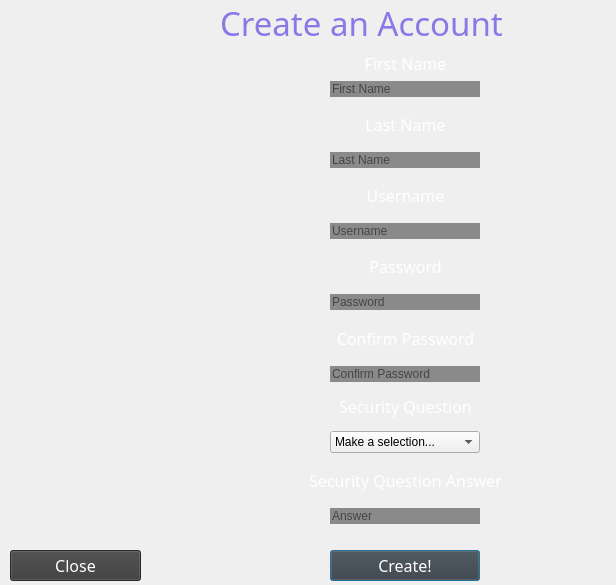
First picture: the form in newuserwindow.ui, repository Nicholas-LeBoeuf/RemoteWorkouts, before the edit.
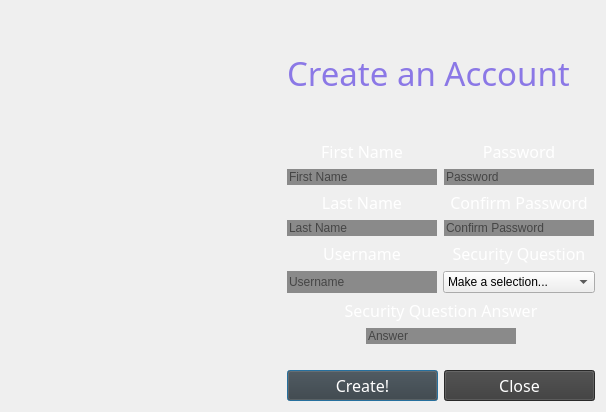
Second picture: the form after the edit. Icons and pictures are not drawn.

Commit message: new user window ui finished. Also added when you open the new user window, it closes the login window

```diff
--- a/newuserwindow.ui
+++ b/newuserwindow.ui
@@ -6,8 +6,8 @@
    <rect>
     <x>0</x>
     <y>0</y>
-    <width>616</width>
-    <height>585</height>
+    <width>606</width>
+    <height>412</height>
    </rect>
   </property>
   <property name="windowTitle">
@@ -21,15 +21,9 @@
    <string notr="true">QDialog {border-image: url(:/images/background.jpg)}
 QLabel { background: transparent; }</string>
   </property>
+  <layout class="QHBoxLayout" name="horizontalLayout_2">
+   <item alignment="Qt::AlignHCenter">
   <widget class="QLabel" name="logo">
-   <property name="geometry">
-    <rect>
-     <x>10</x>
-     <y>160</y>
-     <width>201</width>
-     <height>221</height>
-    </rect>
-   </property>
    <property name="styleSheet">
     <string notr="true"/>
    </property>
@@ -40,18 +34,7 @@
     <pixmap resource="resources.qrc">:/images/RWLogo.png</pixmap>
    </property>
   </widget>
-  <widget class="QWidget" name="layoutWidget">
-   <property name="geometry">
-    <rect>
-     <x>220</x>
-     <y>0</y>
-     <width>371</width>
-     <height>581</height>
-    </rect>
-   </property>
-   <layout class="QVBoxLayout" name="verticalLayout_9">
-    <item>
-     <layout class="QVBoxLayout" name="verticalLayout_8">
+   </item>
       <item>
        <layout class="QVBoxLayout" name="verticalLayout">
         <item>
@@ -79,159 +62,8 @@
          </widget>
         </item>
         <item>
-         <widget class="QLabel" name="FName">
-          <property name="sizePolicy">
-           <sizepolicy hsizetype="Preferred" vsizetype="Preferred">
-            <horstretch>0</horstretch>
-            <verstretch>0</verstretch>
-           </sizepolicy>
-          </property>
-          <property name="font">
-           <font>
-            <family>Eras Demi ITC</family>
-            <pointsize>12</pointsize>
-           </font>
-          </property>
-          <property name="styleSheet">
-           <string notr="true">QLabel {color:white;}</string>
-          </property>
-          <property name="text">
-           <string>First Name</string>
-          </property>
-          <property name="alignment">
-           <set>Qt::AlignCenter</set>
-          </property>
-         </widget>
-        </item>
-        <item alignment="Qt::AlignHCenter">
-         <widget class="QLineEdit" name="firstname">
-          <property name="sizePolicy">
-           <sizepolicy hsizetype="Expanding" vsizetype="Fixed">
-            <horstretch>0</horstretch>
-            <verstretch>0</verstretch>
-           </sizepolicy>
-          </property>
-          <property name="minimumSize">
-           <size>
-            <width>150</width>
-            <height>0</height>
-           </size>
-          </property>
-          <property name="styleSheet">
-           <string notr="true">QLineEdit{color:black; background-color:rgb(138, 138, 138); border:rgb(138, 138, 138);}
-</string>
-          </property>
-          <property name="text">
-           <string/>
-          </property>
-          <property name="alignment">
-           <set>Qt::AlignLeading|Qt::AlignLeft|Qt::AlignVCenter</set>
-          </property>
-          <property name="placeholderText">
-           <string>First Name</string>
-          </property>
-          <property name="clearButtonEnabled">
-           <bool>true</bool>
-          </property>
-         </widget>
-        </item>
-       </layout>
-      </item>
-      <item>
-       <layout class="QVBoxLayout" name="verticalLayout_2">
-        <item>
-         <widget class="QLabel" name="LName">
-          <property name="font">
-           <font>
-            <family>Eras Demi ITC</family>
-            <pointsize>12</pointsize>
-           </font>
-          </property>
-          <property name="styleSheet">
-           <string notr="true">QLabel {color:white;}</string>
-          </property>
-          <property name="text">
-           <string>Last Name</string>
-          </property>
-          <property name="alignment">
-           <set>Qt::AlignCenter</set>
-          </property>
-         </widget>
-        </item>
-        <item alignment="Qt::AlignHCenter">
-         <widget class="QLineEdit" name="lastname">
-          <property name="minimumSize">
-           <size>
-            <width>150</width>
-            <height>0</height>
-           </size>
-          </property>
-          <property name="styleSheet">
-           <string notr="true">QLineEdit{color:black; background-color:rgb(138, 138, 138); border:rgb(138, 138, 138);}
-</string>
-          </property>
-          <property name="text">
-           <string/>
-          </property>
-          <property name="placeholderText">
-           <string>Last Name</string>
-          </property>
-          <property name="clearButtonEnabled">
-           <bool>true</bool>
-          </property>
-         </widget>
-        </item>
-       </layout>
-      </item>
-      <item>
-       <layout class="QVBoxLayout" name="verticalLayout_3">
-        <item>
-         <widget class="QLabel" name="UName">
-          <property name="font">
-           <font>
-            <family>Eras Demi ITC</family>
-            <pointsize>12</pointsize>
-           </font>
-          </property>
-          <property name="styleSheet">
-           <string notr="true">QLabel {color:white;}</string>
-          </property>
-          <property name="text">
-           <string>Username</string>
-          </property>
-          <property name="alignment">
-           <set>Qt::AlignCenter</set>
-          </property>
-         </widget>
-        </item>
-        <item alignment="Qt::AlignHCenter">
-         <widget class="QLineEdit" name="username">
-          <property name="minimumSize">
-           <size>
-            <width>150</width>
-            <height>0</height>
-           </size>
-          </property>
-          <property name="styleSheet">
-           <string notr="true">QLineEdit{color:black; background-color:rgb(138, 138, 138); border:rgb(138, 138, 138);}
-</string>
-          </property>
-          <property name="text">
-           <string/>
-          </property>
-          <property name="placeholderText">
-           <string>Username</string>
-          </property>
-          <property name="clearButtonEnabled">
-           <bool>true</bool>
-          </property>
-         </widget>
-        </item>
-       </layout>
-      </item>
-      <item>
-       <layout class="QVBoxLayout" name="verticalLayout_4">
-        <item>
+      <layout class="QGridLayout" name="gridLayout">
+       <item row="0" column="1">
          <widget class="QLabel" name="PWord">
           <property name="font">
            <font>
@@ -250,37 +82,7 @@
           </property>
          </widget>
         </item>
-        <item alignment="Qt::AlignHCenter">
-         <widget class="QLineEdit" name="password">
-          <property name="minimumSize">
-           <size>
-            <width>150</width>
-            <height>0</height>
-           </size>
-          </property>
-          <property name="styleSheet">
-           <string notr="true">QLineEdit{color:black; background-color:rgb(138, 138, 138); border:rgb(138, 138, 138);}
-</string>
-          </property>
-          <property name="text">
-           <string/>
-          </property>
-          <property name="echoMode">
-           <enum>QLineEdit::Password</enum>
-          </property>
-          <property name="placeholderText">
-           <string>Password</string>
-          </property>
-          <property name="clearButtonEnabled">
-           <bool>true</bool>
-          </property>
-         </widget>
-        </item>
-       </layout>
-      </item>
-      <item>
-       <layout class="QVBoxLayout" name="verticalLayout_5">
-        <item>
+       <item row="2" column="1">
          <widget class="QLabel" name="ConfirmPw">
           <property name="font">
            <font>
@@ -299,8 +101,14 @@
           </property>
          </widget>
         </item>
-        <item alignment="Qt::AlignHCenter">
-         <widget class="QLineEdit" name="confpw">
+       <item row="1" column="0" alignment="Qt::AlignHCenter">
+        <widget class="QLineEdit" name="firstname">
+         <property name="sizePolicy">
+          <sizepolicy hsizetype="Expanding" vsizetype="Fixed">
+           <horstretch>0</horstretch>
+           <verstretch>0</verstretch>
+          </sizepolicy>
+         </property>
           <property name="minimumSize">
            <size>
             <width>150</width>
@@ -311,41 +119,21 @@
            <string notr="true">QLineEdit{color:black; background-color:rgb(138, 138, 138); border:rgb(138, 138, 138);}
 </string>
           </property>
-          <property name="echoMode">
-           <enum>QLineEdit::Password</enum>
+         <property name="text">
+          <string/>
+         </property>
+         <property name="alignment">
+          <set>Qt::AlignLeading|Qt::AlignLeft|Qt::AlignVCenter</set>
           </property>
           <property name="placeholderText">
-           <string>Confirm Password</string>
+          <string>First Name</string>
           </property>
           <property name="clearButtonEnabled">
            <bool>true</bool>
           </property>
          </widget>
         </item>
-       </layout>
-      </item>
-      <item>
-       <layout class="QVBoxLayout" name="verticalLayout_6">
-        <item>
-         <widget class="QLabel" name="ConfirmPw_2">
-          <property name="font">
-           <font>
-            <family>Eras Demi ITC</family>
-            <pointsize>12</pointsize>
-           </font>
-          </property>
-          <property name="styleSheet">
-           <string notr="true">QLabel {color:white;}</string>
-          </property>
-          <property name="text">
-           <string>Security Question</string>
-          </property>
-          <property name="alignment">
-           <set>Qt::AlignCenter</set>
-          </property>
-         </widget>
-        </item>
-        <item alignment="Qt::AlignHCenter">
+       <item row="5" column="1" alignment="Qt::AlignHCenter">
          <widget class="QComboBox" name="securityQCombo">
           <property name="sizePolicy">
            <sizepolicy hsizetype="Expanding" vsizetype="Fixed">
@@ -361,7 +149,7 @@
           </property>
           <property name="maximumSize">
            <size>
-            <width>150</width>
+           <width>200</width>
             <height>16777215</height>
            </size>
           </property>
@@ -409,11 +197,7 @@
           </item>
          </widget>
         </item>
-       </layout>
-      </item>
-      <item>
-       <layout class="QVBoxLayout" name="verticalLayout_7">
-        <item>
+       <item row="6" column="0" colspan="2">
          <widget class="QLabel" name="ConfirmPw_3">
           <property name="font">
            <font>
@@ -432,7 +216,214 @@
           </property>
          </widget>
         </item>
-        <item alignment="Qt::AlignHCenter">
+       <item row="0" column="0">
+        <widget class="QLabel" name="FName">
+         <property name="sizePolicy">
+          <sizepolicy hsizetype="Preferred" vsizetype="Preferred">
+           <horstretch>0</horstretch>
+           <verstretch>0</verstretch>
+          </sizepolicy>
+         </property>
+         <property name="font">
+          <font>
+           <family>Eras Demi ITC</family>
+           <pointsize>12</pointsize>
+          </font>
+         </property>
+         <property name="styleSheet">
+          <string notr="true">QLabel {color:white;}</string>
+         </property>
+         <property name="text">
+          <string>First Name</string>
+         </property>
+         <property name="alignment">
+          <set>Qt::AlignCenter</set>
+         </property>
+        </widget>
+       </item>
+       <item row="4" column="1">
+        <widget class="QLabel" name="ConfirmPw_2">
+         <property name="font">
+          <font>
+           <family>Eras Demi ITC</family>
+           <pointsize>12</pointsize>
+          </font>
+         </property>
+         <property name="styleSheet">
+          <string notr="true">QLabel {color:white;}</string>
+         </property>
+         <property name="text">
+          <string>Security Question</string>
+         </property>
+         <property name="alignment">
+          <set>Qt::AlignCenter</set>
+         </property>
+        </widget>
+       </item>
+       <item row="2" column="0">
+        <widget class="QLabel" name="LName">
+         <property name="font">
+          <font>
+           <family>Eras Demi ITC</family>
+           <pointsize>12</pointsize>
+          </font>
+         </property>
+         <property name="styleSheet">
+          <string notr="true">QLabel {color:white;}</string>
+         </property>
+         <property name="text">
+          <string>Last Name</string>
+         </property>
+         <property name="alignment">
+          <set>Qt::AlignCenter</set>
+         </property>
+        </widget>
+       </item>
+       <item row="5" column="0" alignment="Qt::AlignHCenter">
+        <widget class="QLineEdit" name="username">
+         <property name="sizePolicy">
+          <sizepolicy hsizetype="Expanding" vsizetype="Fixed">
+           <horstretch>0</horstretch>
+           <verstretch>0</verstretch>
+          </sizepolicy>
+         </property>
+         <property name="minimumSize">
+          <size>
+           <width>150</width>
+           <height>0</height>
+          </size>
+         </property>
+         <property name="maximumSize">
+          <size>
+           <width>150</width>
+           <height>150</height>
+          </size>
+         </property>
+         <property name="toolTip">
+          <string>&lt;html&gt;&lt;head/&gt;&lt;body&gt;&lt;p&gt;Username&lt;/p&gt;&lt;/body&gt;&lt;/html&gt;</string>
+         </property>
+         <property name="styleSheet">
+          <string notr="true">QLineEdit{color:black; background-color:rgb(138, 138, 138); border:rgb(138, 138, 138);}
+</string>
+         </property>
+         <property name="text">
+          <string/>
+         </property>
+         <property name="placeholderText">
+          <string>Username</string>
+         </property>
+         <property name="clearButtonEnabled">
+          <bool>true</bool>
+         </property>
+        </widget>
+       </item>
+       <item row="1" column="1" alignment="Qt::AlignHCenter">
+        <widget class="QLineEdit" name="password">
+         <property name="minimumSize">
+          <size>
+           <width>150</width>
+           <height>0</height>
+          </size>
+         </property>
+         <property name="toolTip">
+          <string>&lt;html&gt;&lt;head/&gt;&lt;body&gt;&lt;p&gt;Password&lt;/p&gt;&lt;/body&gt;&lt;/html&gt;</string>
+         </property>
+         <property name="styleSheet">
+          <string notr="true">QLineEdit{color:black; background-color:rgb(138, 138, 138); border:rgb(138, 138, 138);}
+</string>
+         </property>
+         <property name="text">
+          <string/>
+         </property>
+         <property name="echoMode">
+          <enum>QLineEdit::Password</enum>
+         </property>
+         <property name="placeholderText">
+          <string>Password</string>
+         </property>
+         <property name="clearButtonEnabled">
+          <bool>true</bool>
+         </property>
+        </widget>
+       </item>
+       <item row="4" column="0">
+        <widget class="QLabel" name="UName">
+         <property name="font">
+          <font>
+           <family>Eras Demi ITC</family>
+           <pointsize>12</pointsize>
+          </font>
+         </property>
+         <property name="styleSheet">
+          <string notr="true">QLabel {color:white;}</string>
+         </property>
+         <property name="text">
+          <string>Username</string>
+         </property>
+         <property name="alignment">
+          <set>Qt::AlignCenter</set>
+         </property>
+        </widget>
+       </item>
+       <item row="3" column="0" alignment="Qt::AlignHCenter">
+        <widget class="QLineEdit" name="lastname">
+         <property name="minimumSize">
+          <size>
+           <width>150</width>
+           <height>0</height>
+          </size>
+         </property>
+         <property name="maximumSize">
+          <size>
+           <width>150</width>
+           <height>16777215</height>
+          </size>
+         </property>
+         <property name="toolTip">
+          <string>&lt;html&gt;&lt;head/&gt;&lt;body&gt;&lt;p&gt;Last Name&lt;/p&gt;&lt;/body&gt;&lt;/html&gt;</string>
+         </property>
+         <property name="styleSheet">
+          <string notr="true">QLineEdit{color:black; background-color:rgb(138, 138, 138); border:rgb(138, 138, 138);}
+</string>
+         </property>
+         <property name="text">
+          <string/>
+         </property>
+         <property name="placeholderText">
+          <string>Last Name</string>
+         </property>
+         <property name="clearButtonEnabled">
+          <bool>true</bool>
+         </property>
+        </widget>
+       </item>
+       <item row="3" column="1" alignment="Qt::AlignHCenter">
+        <widget class="QLineEdit" name="confpw">
+         <property name="minimumSize">
+          <size>
+           <width>150</width>
+           <height>0</height>
+          </size>
+         </property>
+         <property name="toolTip">
+          <string>&lt;html&gt;&lt;head/&gt;&lt;body&gt;&lt;p&gt;Confirm Password&lt;/p&gt;&lt;/body&gt;&lt;/html&gt;</string>
+         </property>
+         <property name="styleSheet">
+          <string notr="true">QLineEdit{color:black; background-color:rgb(138, 138, 138); border:rgb(138, 138, 138);}
+</string>
+         </property>
+         <property name="echoMode">
+          <enum>QLineEdit::Password</enum>
+         </property>
+         <property name="placeholderText">
+          <string>Confirm Password</string>
+         </property>
+         <property name="clearButtonEnabled">
+          <bool>true</bool>
+         </property>
+        </widget>
+       </item>
+       <item row="7" column="0" colspan="2" alignment="Qt::AlignHCenter">
          <widget class="QLineEdit" name="SecurityQAnswer">
           <property name="minimumSize">
            <size>
@@ -455,11 +446,7 @@
           </property>
          </widget>
         </item>
-       </layout>
-      </item>
-     </layout>
-    </item>
-    <item>
+       <item row="8" column="0" colspan="2">
      <spacer name="horizontalSpacer">
       <property name="orientation">
        <enum>Qt::Horizontal</enum>
@@ -472,7 +459,11 @@
       </property>
      </spacer>
     </item>
-    <item alignment="Qt::AlignHCenter">
+      </layout>
+     </item>
+     <item>
+      <layout class="QHBoxLayout" name="horizontalLayout">
+       <item>
      <widget class="QPushButton" name="CreateButton">
       <property name="minimumSize">
        <size>
@@ -497,17 +488,8 @@
       </property>
      </widget>
     </item>
-   </layout>
-  </widget>
+       <item>
   <widget class="QPushButton" name="close">
-   <property name="geometry">
-    <rect>
-     <x>10</x>
-     <y>550</y>
-     <width>131</width>
-     <height>31</height>
-    </rect>
-   </property>
    <property name="font">
     <font>
      <family>Eras Demi ITC</family>
@@ -524,6 +506,12 @@
     <string>Close</string>
    </property>
   </widget>
+       </item>
+      </layout>
+     </item>
+    </layout>
+   </item>
+  </layout>
  </widget>
  <resources>
   <include location="resources.qrc"/>
```
Left out of the diff: 17 changed lines with no effect on the pictures. Lines whose indentation alone changed are shown as unchanged. The commit also changes 2 other files.
